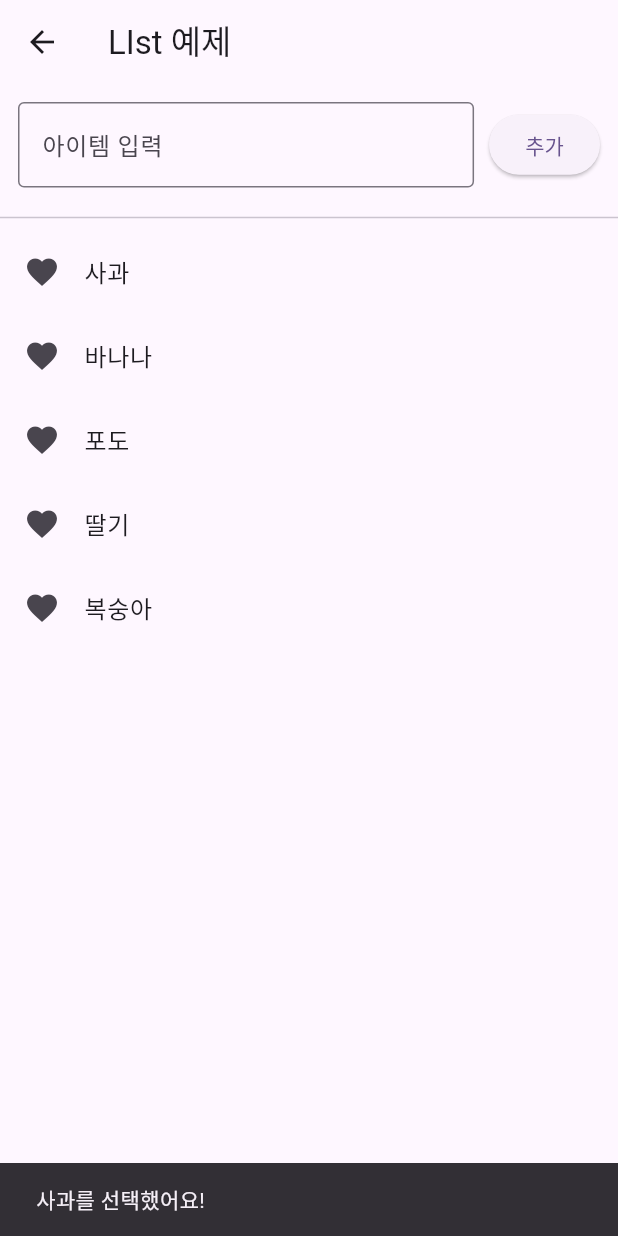
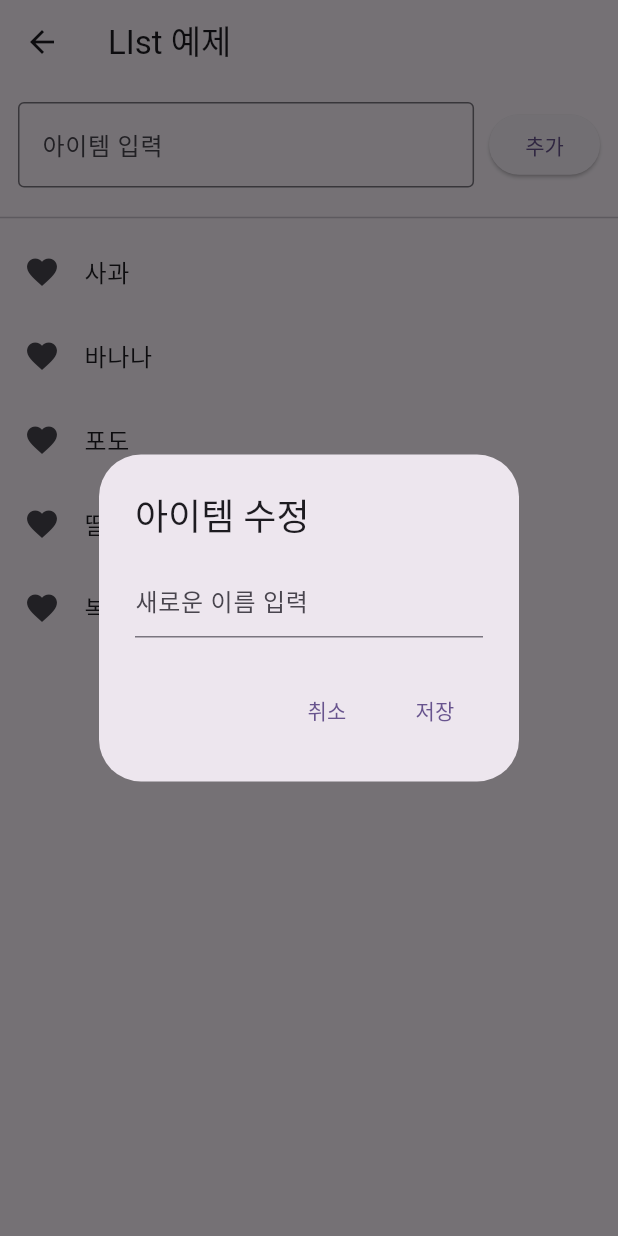
Before and after one commit to parkhyeseong0326/flutter, a Flutter app: the ListPage screen opened by its route, after a tap on "사과", on a phone screen of 412 x 824 dp. Run offline on Flutter 3.47's test engine with Material 3 defaults, Android fonts, the phone set to English and light mode, and no system bars; key blocks and very long unbroken strings in the code were emptied for the run.

Commit message:
list 수정

```diff
--- a/lib/list_page.dart
+++ b/lib/list_page.dart
@@ -60,9 +60,41 @@
                         leading: const Icon(Icons.favorite),
                         title: Text(fruits[index]),
                         onTap: () {
-                          ScaffoldMessenger.of(context).showSnackBar(
-                              SnackBar(content: Text('${fruits[index]}를 선택했어요!'))
+
+                          final TextEditingController _editcontroller = TextEditingController();
+
+                          showDialog(
+                              context: context,
+                              builder: (context) {
+                                return AlertDialog(
+                                  title: const Text("아이템 수정"),
+                                  content: TextField(
+                                    controller: _editcontroller,
+                                    decoration: const InputDecoration(
+                                      hintText: "새로운 이름 입력"
+                                    ),
+                                  ),
+                                  actions: [
+                                    TextButton(
+                                        onPressed: () => Navigator.pop(context),
+                                        child: const Text("취소"),
+                                    ),
+                                    TextButton(
+                                        onPressed: () {
+                                          final newText = _editcontroller.text.trim();
+                                          if (newText.isNotEmpty) {
+                                            setState(() {
+                                              fruits[index] = newText;
+                                             });
+                                          }
+                                        },
+                                        child: const Text("저장"),
+                                    )
+                                  ],
+                                );
+                              }
                           );
+
                         },
                         onLongPress: () {
                           final deletedItem = fruits[index];
```
